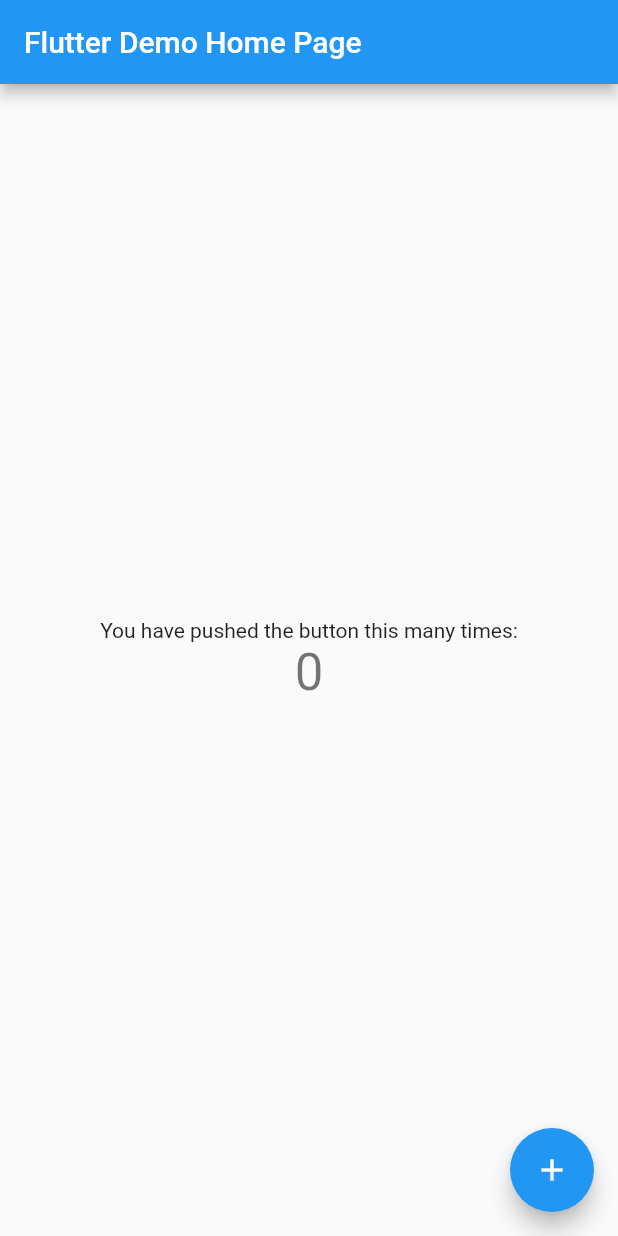
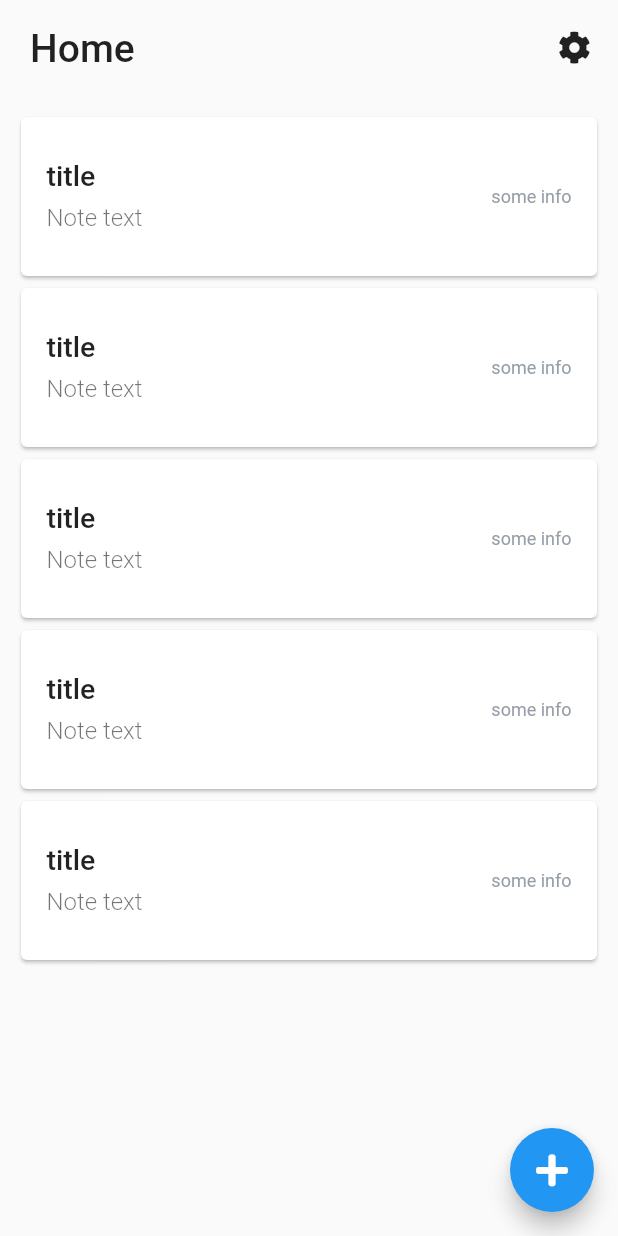
Before and after one commit to L3odr0id/flutter_notes_app, a Flutter app: the screen it shows after launch, on a phone screen of 412 x 824 dp. Run offline on Flutter 3.47's test engine with Material 2 defaults, Android fonts, the phone set to English and light mode, and no system bars; our stand-ins replace font_awesome_flutter.

Commit message:
Basic UI

```diff
--- /dev/null
+++ b/lib/data/theme.dart
@@ -0,0 +1,16 @@
+import 'package:flutter/material.dart';
+
+Color background = Color.fromARGB(255, 40, 42, 54);
+Color foreground = Color.fromARGB(255, 248, 248, 242);
+
+ThemeData appThemeLight =  ThemeData.light().copyWith(
+    primaryColor: background);
+
+ThemeData appThemeDark = ThemeData.dark().copyWith(
+    primaryColor: foreground,
+    toggleableActiveColor: background,
+    accentColor: background,
+    buttonColor: background,
+    textSelectionColor: background,
+    textSelectionHandleColor: background,
+    backgroundColor: background);
--- a/lib/main.dart
+++ b/lib/main.dart
@@ -1,4 +1,7 @@
 import 'package:flutter/material.dart';
+
+import 'data/theme.dart';
+import 'screens/home.dart';
 
 void main() {
   runApp(MyApp());
@@ -14,83 +17,7 @@ class MyApp extends StatelessWidget {
         primarySwatch: Colors.blue,
         visualDensity: VisualDensity.adaptivePlatformDensity,
       ),
-      home: MyHomePage(title: 'Flutter Demo Home Page'),
+      home: HomeScreen(title: 'Flutter Demo Home Page'),
     );
   }
 }
-
-class MyHomePage extends StatefulWidget {
-  MyHomePage({Key key, this.title}) : super(key: key);
-
-  final String title;
-
-  @override
-  _MyHomePageState createState() => _MyHomePageState();
-}
-
-class _MyHomePageState extends State<MyHomePage> {
-  int _counter = 0;
-
-  void _incrementCounter() {
-    setState(() {
-      // This call to setState tells the Flutter framework that something has
-      // changed in this State, which causes it to rerun the build method below
-      // so that the display can reflect the updated values. If we changed
-      // _counter without calling setState(), then the build method would not be
-      // called again, and so nothing would appear to happen.
-      _counter++;
-    });
-  }
-
-  @override
-  Widget build(BuildContext context) {
-    // This method is rerun every time setState is called, for instance as done
-    // by the _incrementCounter method above.
-    //
-    // The Flutter framework has been optimized to make rerunning build methods
-    // fast, so that you can just rebuild anything that needs updating rather
-    // than having to individually change instances of widgets.
-    return Scaffold(
-      appBar: AppBar(
-        // Here we take the value from the MyHomePage object that was created by
-        // the App.build method, and use it to set our appbar title.
-        title: Text(widget.title),
-      ),
-      body: Center(
-        // Center is a layout widget. It takes a single child and positions it
-        // in the middle of the parent.
-        child: Column(
-          // Column is also a layout widget. It takes a list of children and
-          // arranges them vertically. By default, it sizes itself to fit its
-          // children horizontally, and tries to be as tall as its parent.
-          //
-          // Invoke "debug painting" (press "p" in the console, choose the
-          // "Toggle Debug Paint" action from the Flutter Inspector in Android
-          // Studio, or the "Toggle Debug Paint" command in Visual Studio Code)
-          // to see the wireframe for each widget.
-          //
-          // Column has various properties to control how it sizes itself and
-          // how it positions its children. Here we use mainAxisAlignment to
-          // center the children vertically; the main axis here is the vertical
-          // axis because Columns are vertical (the cross axis would be
-          // horizontal).
-          mainAxisAlignment: MainAxisAlignment.center,
-          children: <Widget>[
-            Text(
-              'You have pushed the button this many times:',
-            ),
-            Text(
-              '$_counter',
-              style: Theme.of(context).textTheme.headline4,
-            ),
-          ],
-        ),
-      ),
-      floatingActionButton: FloatingActionButton(
-        onPressed: _incrementCounter,
-        tooltip: 'Increment',
-        child: Icon(Icons.add),
-      ), // This trailing comma makes auto-formatting nicer for build methods.
-    );
-  }
-}
--- /dev/null
+++ b/lib/screens/home.dart
@@ -0,0 +1,143 @@
+import 'package:flutter/material.dart';
+import 'package:flutter/widgets.dart';
+import 'package:trpp/data/theme.dart';
+import 'package:font_awesome_flutter/font_awesome_flutter.dart';
+import 'package:trpp/widgets/custom_alert_dialog.dart';
+
+import 'note_add.dart';
+import 'settings.dart';
+
+class HomeScreen extends StatefulWidget {
+  HomeScreen({Key key, this.title, changeTheme}) : super(key: key);
+
+  final String title;
+
+  @override
+  _MyHomePageState createState() => _MyHomePageState();
+}
+
+class _MyHomePageState extends State<HomeScreen> {
+  ThemeData theme = appThemeLight;
+
+  @override
+  Widget build(BuildContext context) {
+    return Scaffold(
+      body: SafeArea(
+        child: Column(
+          children: <Widget>[
+            HomeAppBar(),
+            CustomListView(),
+          ],
+        ),
+      ),
+      floatingActionButton: FloatingActionButton(
+        child: Icon(FontAwesomeIcons.plus),
+        onPressed: () => Navigator.push(
+            context, MaterialPageRoute(builder: (context) => AddNoteScreen())),
+      ),
+    );
+  }
+}
+
+class HomeAppBar extends StatelessWidget {
+  @override
+  Widget build(BuildContext context) {
+    return Container(
+      padding: EdgeInsets.fromLTRB(20, 8, 5, 8),
+      child: Row(
+        mainAxisAlignment: MainAxisAlignment.spaceBetween,
+        children: <Widget>[
+          Text(
+            'Home',
+            style: TextStyle(fontSize: 26, fontWeight: FontWeight.w500),
+          ),
+          IconButton(
+            icon: Icon(FontAwesomeIcons.cog, size: 22),
+            onPressed: () => Navigator.push(context,
+                MaterialPageRoute(builder: (context) => SettingsScreen())),
+          ),
+        ],
+      ),
+    );
+  }
+}
+
+class CustomDismissible extends StatelessWidget {
+  const CustomDismissible({Key key, this.index}) : super(key: key);
+  final int index;
+
+  @override
+  Widget build(BuildContext context) {
+
+    return Dismissible(
+      key: ValueKey(index),
+      direction: DismissDirection.endToStart,
+      child: Card(child: CustomListTile(index)),
+      background: Padding(
+        padding: EdgeInsets.only(right: 30),
+        child: Align(
+          alignment: Alignment.centerRight,
+          child: Icon(FontAwesomeIcons.trashAlt,
+              color: Color(0xFFFA8182), size: 28),
+        ),
+      ),
+      //TODO onDismissed:
+      confirmDismiss: (direction) => showDialog(
+          context: context, builder: (context) => CustomAlertDialog()),
+    );
+  }
+}
+
+class CustomListView extends StatelessWidget {
+  @override
+  Widget build(BuildContext context) {
+
+
+    return Flexible(
+      child: ListView.builder(
+        padding: EdgeInsets.all(10),
+        physics: BouncingScrollPhysics(),
+        itemCount: 5,
+        itemBuilder: (context,index) => CustomDismissible(index: index),
+      ),
+    );
+  }
+}
+
+class CustomListTile extends StatelessWidget {
+  CustomListTile(this.index);
+  final int index;
+
+  @override
+  Widget build(BuildContext context) {
+
+    return ListTile(
+      title: Text(
+        "title",
+        maxLines: 2,
+        overflow: TextOverflow.ellipsis,
+        style: TextStyle(fontSize: 19, fontWeight: FontWeight.w500),
+      ),
+      subtitle: Padding(
+        padding: const EdgeInsets.only(top: 8),
+        child: Text(
+          "Note text",
+          overflow: TextOverflow.ellipsis,
+          maxLines: 1,
+          style: TextStyle(fontSize: 16, fontWeight: FontWeight.w300),
+        ),
+      ),
+      trailing: Text(
+        "some info",
+        style: TextStyle(
+          fontSize: 12,
+          fontWeight: FontWeight.w400,
+          color: Color(0xff959EA7),
+        ),
+      ),
+      //TODO onTap:
+      contentPadding: EdgeInsets.all(17),
+      shape: RoundedRectangleBorder(borderRadius: BorderRadius.circular(10)),
+    );
+  }
+}
--- /dev/null
+++ b/lib/widgets/custom_alert_dialog.dart
@@ -0,0 +1,26 @@
+import 'package:flutter/material.dart';
+
+
+class CustomAlertDialog extends StatelessWidget {
+  @override
+  Widget build(BuildContext context) {
+
+    Widget myFlatButton(title, color, value){
+      return FlatButton(
+        child: Text(title,style: TextStyle(color: color),),
+        onPressed: () => Navigator.of(context).pop(value),
+      );
+    }
+
+    return AlertDialog(
+      title: Text('Confirm delete'),
+      content: Text('Do you really want to delete this note?'),
+      actions: <Widget>[
+        myFlatButton('Delete', Colors.redAccent, true),
+        myFlatButton('Cancel', Colors.grey, false),
+      ],
+      contentPadding: EdgeInsets.fromLTRB(25, 15, 25, 5),
+      insetPadding: EdgeInsets.symmetric(horizontal: 20),
+    );
+  }
+}
--- a/pubspec.yaml
+++ b/pubspec.yaml
@@ -23,6 +23,8 @@ environment:
 dependencies:
   flutter:
     sdk: flutter
+
+  font_awesome_flutter: 8.11.0
 
 
   # The following adds the Cupertino Icons font to your application.
```
Also changed, not shown: lib/screens/note_add.dart (added, +15 -0 lines), lib/screens/settings.dart (added, +18 -0 lines), pubspec.lock, 1 other file.
